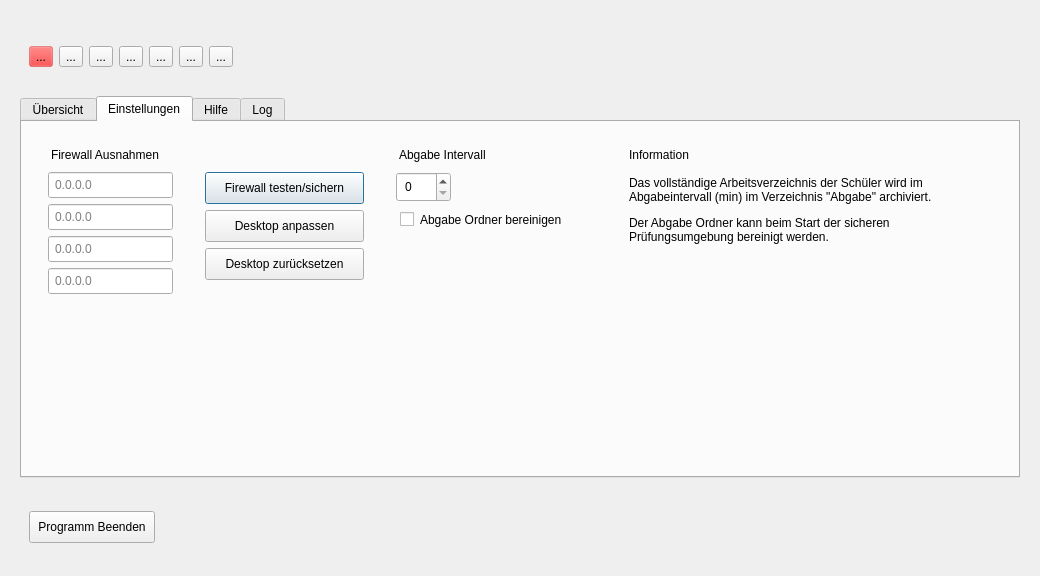
Old version of the form server/server.ui in the repository valueerrorx/life-exam.
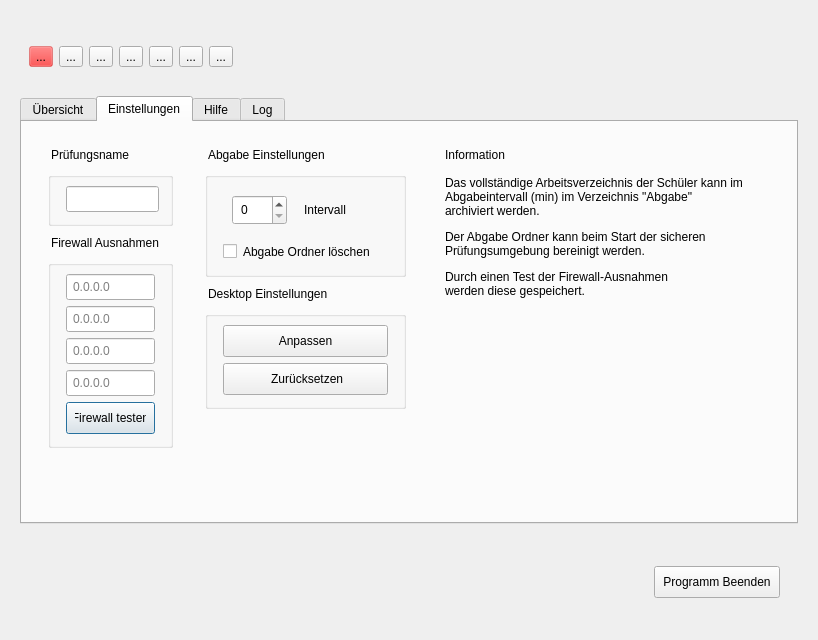
New version of the form. The open tabs and pages were chosen to show the change. Icons and pictures are not drawn.

Commit message: added option to change exam-name

```diff
--- a/server/server.ui
+++ b/server/server.ui
@@ -7,8 +7,8 @@
    <rect>
     <x>0</x>
     <y>0</y>
-    <width>1040</width>
-    <height>576</height>
+    <width>818</width>
+    <height>640</height>
    </rect>
   </property>
   <property name="sizePolicy">
@@ -487,6 +487,32 @@
              </size>
             </property>
             <layout class="QVBoxLayout" name="verticalLayout_4">
+             <item>
+              <widget class="QLabel" name="label_4">
+               <property name="styleSheet">
+                <string notr="true">margin:0px;</string>
+               </property>
+               <property name="text">
+                <string>Prüfungsname</string>
+               </property>
+              </widget>
+             </item>
+             <item>
+              <widget class="QGroupBox" name="groupBox_2">
+               <property name="title">
+                <string/>
+               </property>
+               <layout class="QHBoxLayout" name="horizontalLayout_10">
+                <item>
+                 <widget class="QLineEdit" name="examlabeledit">
+                  <property name="styleSheet">
+                   <string notr="true">margin-right:0px;</string>
+                  </property>
+                 </widget>
+                </item>
+               </layout>
+              </widget>
+             </item>
              <item>
               <widget class="QLabel" name="firewalllabel">
                <property name="styleSheet">
@@ -504,6 +530,12 @@
               </widget>
              </item>
              <item>
+              <widget class="QGroupBox" name="groupBox">
+               <property name="title">
+                <string/>
+               </property>
+               <layout class="QVBoxLayout" name="verticalLayout_17">
+                <item>
               <widget class="QLineEdit" name="firewall1">
                <property name="placeholderText">
                 <string>0.0.0.0</string>
@@ -532,6 +564,19 @@
               </widget>
              </item>
              <item>
+                 <widget class="QPushButton" name="testfirewall">
+                  <property name="styleSheet">
+                   <string notr="true">padding:8px</string>
+                  </property>
+                  <property name="text">
+                   <string>Firewall testen</string>
+                  </property>
+                 </widget>
+                </item>
+               </layout>
+              </widget>
+             </item>
+             <item>
               <spacer name="verticalSpacer_4">
                <property name="orientation">
                 <enum>Qt::Vertical</enum>
@@ -551,104 +596,36 @@
            <widget class="QWidget" name="widget_4" native="true">
             <property name="minimumSize">
              <size>
-              <width>185</width>
+              <width>227</width>
               <height>0</height>
              </size>
             </property>
             <property name="maximumSize">
              <size>
-              <width>185</width>
+              <width>180</width>
               <height>16777215</height>
              </size>
             </property>
             <layout class="QVBoxLayout" name="verticalLayout_7">
              <item>
-              <widget class="QLabel" name="transparentlabel">
-               <property name="text">
-                <string/>
-               </property>
-              </widget>
-             </item>
-             <item>
-              <widget class="QPushButton" name="testfirewall">
-               <property name="styleSheet">
-                <string notr="true">padding:8px</string>
-               </property>
-               <property name="text">
-                <string>Firewall testen/sichern</string>
-               </property>
-              </widget>
-             </item>
-             <item>
-              <widget class="QPushButton" name="startconfig">
-               <property name="sizePolicy">
-                <sizepolicy hsizetype="Preferred" vsizetype="Preferred">
-                 <horstretch>0</horstretch>
-                 <verstretch>0</verstretch>
-                </sizepolicy>
-               </property>
-               <property name="toolTip">
-                <string>Den Prüfungsdesktop im entsperrten Zustand laden&lt;br&gt; um Anpassungen vorzunehmen.</string>
-               </property>
-               <property name="layoutDirection">
-                <enum>Qt::RightToLeft</enum>
-               </property>
-               <property name="styleSheet">
-                <string notr="true">padding: 8px;</string>
-               </property>
-               <property name="text">
-                <string>Desktop anpassen</string>
-               </property>
-              </widget>
-             </item>
-             <item>
-              <widget class="QPushButton" name="loaddefaults">
-               <property name="toolTip">
-                <string>Standard Einstellungen für den Prüfungsdesktop wiederherstellen </string>
-               </property>
-               <property name="styleSheet">
-                <string notr="true">padding: 8px;</string>
-               </property>
-               <property name="text">
-                <string>Desktop zurücksetzen</string>
-               </property>
-              </widget>
-             </item>
-             <item>
-              <spacer name="verticalSpacer_3">
-               <property name="orientation">
-                <enum>Qt::Vertical</enum>
-               </property>
-               <property name="sizeHint" stdset="0">
-                <size>
-                 <width>20</width>
-                 <height>40</height>
-                </size>
-               </property>
-              </spacer>
-             </item>
-            </layout>
-           </widget>
-          </item>
-          <item>
-           <widget class="QWidget" name="widget_8" native="true">
-            <property name="maximumSize">
-             <size>
-              <width>220</width>
-              <height>16777215</height>
-             </size>
-            </property>
-            <layout class="QVBoxLayout" name="verticalLayout_10">
-             <item>
               <widget class="QLabel" name="abgabelabel">
                <property name="styleSheet">
                 <string notr="true">margin:0px;</string>
                </property>
                <property name="text">
-                <string>Abgabe Intervall</string>
+                <string>Abgabe Einstellungen</string>
                </property>
               </widget>
              </item>
+             <item>
+              <widget class="QGroupBox" name="groupBox_4">
+               <property name="title">
+                <string/>
+               </property>
+               <layout class="QVBoxLayout" name="verticalLayout_20">
+                <item>
+                 <widget class="QWidget" name="widget_20" native="true">
+                  <layout class="QHBoxLayout" name="horizontalLayout_11">
              <item>
               <widget class="QSpinBox" name="aintervall">
                <property name="sizePolicy">
@@ -672,24 +649,97 @@
               </widget>
              </item>
              <item>
+                    <widget class="QLabel" name="label_6">
+                     <property name="styleSheet">
+                      <string notr="true">margin:0px;</string>
+                     </property>
+                     <property name="text">
+                      <string>Intervall</string>
+                     </property>
+                    </widget>
+                   </item>
+                  </layout>
+                 </widget>
+                </item>
+                <item>
               <widget class="QCheckBox" name="cleanabgabe">
+                  <property name="styleSheet">
+                   <string notr="true">margin:0px;</string>
+                  </property>
                <property name="text">
-                <string>Abgabe Ordner bereinigen</string>
+                   <string>Abgabe Ordner löschen</string>
                </property>
                <property name="checked">
                 <bool>false</bool>
                </property>
               </widget>
              </item>
+               </layout>
+              </widget>
+             </item>
              <item>
-              <spacer name="verticalSpacer">
+              <widget class="QLabel" name="label_5">
+               <property name="styleSheet">
+                <string notr="true">margin:0px;</string>
+               </property>
+               <property name="text">
+                <string>Desktop Einstellungen</string>
+               </property>
+              </widget>
+             </item>
+             <item>
+              <widget class="QGroupBox" name="groupBox_3">
+               <property name="title">
+                <string/>
+               </property>
+               <layout class="QVBoxLayout" name="verticalLayout_19">
+                <item>
+                 <widget class="QPushButton" name="startconfig">
+                  <property name="sizePolicy">
+                   <sizepolicy hsizetype="Preferred" vsizetype="Preferred">
+                    <horstretch>0</horstretch>
+                    <verstretch>0</verstretch>
+                   </sizepolicy>
+                  </property>
+                  <property name="toolTip">
+                   <string>Den Prüfungsdesktop im entsperrten Zustand laden&lt;br&gt; um Anpassungen vorzunehmen.</string>
+                  </property>
+                  <property name="layoutDirection">
+                   <enum>Qt::RightToLeft</enum>
+                  </property>
+                  <property name="styleSheet">
+                   <string notr="true">padding: 8px;</string>
+                  </property>
+                  <property name="text">
+                   <string>Anpassen</string>
+                  </property>
+                 </widget>
+                </item>
+                <item>
+                 <widget class="QPushButton" name="loaddefaults">
+                  <property name="toolTip">
+                   <string>Standard Einstellungen für den Prüfungsdesktop wiederherstellen </string>
+                  </property>
+                  <property name="styleSheet">
+                   <string notr="true">padding: 8px;</string>
+                  </property>
+                  <property name="text">
+                   <string> Zurücksetzen</string>
+                  </property>
+                 </widget>
+                </item>
+               </layout>
+              </widget>
+             </item>
+             <item>
+              <spacer name="verticalSpacer_3">
                <property name="orientation">
                 <enum>Qt::Vertical</enum>
                </property>
                <property name="sizeHint" stdset="0">
                 <size>
                  <width>20</width>
-                 <height>194</height>
+                 <height>40</height>
                 </size>
                </property>
               </spacer>
@@ -716,7 +766,7 @@
              <item>
               <widget class="QLabel" name="label">
                <property name="text">
-                <string>&lt;html&gt;&lt;head/&gt;&lt;body&gt;&lt;p&gt;Das vollständige Arbeitsverzeichnis der Schüler wird im &lt;br/&gt;Abgabeintervall (min) im Verzeichnis &amp;quot;Abgabe&amp;quot; archiviert.&lt;/p&gt;&lt;p&gt;Der Abgabe Ordner kann beim Start der sicheren&lt;br/&gt;Prüfungsumgebung bereinigt werden.&lt;/p&gt;&lt;/body&gt;&lt;/html&gt;</string>
+                <string>&lt;html&gt;&lt;head/&gt;&lt;body&gt;&lt;p&gt;Das vollständige Arbeitsverzeichnis der Schüler kann im &lt;br/&gt;Abgabeintervall (min) im Verzeichnis &amp;quot;Abgabe&amp;quot;&lt;br/&gt;archiviert werden.&lt;/p&gt;&lt;p&gt;Der Abgabe Ordner kann beim Start der sicheren&lt;br/&gt;Prüfungsumgebung bereinigt werden.&lt;/p&gt;&lt;p&gt;Durch einen Test der Firewall-Ausnahmen &lt;br/&gt;werden diese gespeichert.&lt;/p&gt;&lt;p&gt;&lt;br/&gt;&lt;/p&gt;&lt;/body&gt;&lt;/html&gt;</string>
                </property>
               </widget>
              </item>
@@ -910,6 +960,35 @@
         </property>
         <layout class="QHBoxLayout" name="horizontalLayout_5">
          <item>
+          <widget class="QWidget" name="widget_14" native="true">
+           <layout class="QHBoxLayout" name="horizontalLayout_6">
+            <item>
+             <widget class="QLabel" name="working">
+              <property name="text">
+               <string/>
+              </property>
+              <property name="pixmap">
+               <pixmap>../pixmaps/working.gif</pixmap>
+              </property>
+              <property name="alignment">
+               <set>Qt::AlignRight|Qt::AlignTrailing|Qt::AlignVCenter</set>
+              </property>
+             </widget>
+            </item>
+            <item>
+             <spacer name="horizontalSpacer_2">
+              <property name="orientation">
+               <enum>Qt::Horizontal</enum>
+              </property>
+              <property name="sizeHint" stdset="0">
+               <size>
+                <width>40</width>
+                <height>20</height>
+               </size>
+              </property>
+             </spacer>
+            </item>
+            <item>
           <widget class="QPushButton" name="exit">
            <property name="sizePolicy">
             <sizepolicy hsizetype="Fixed" vsizetype="Fixed">
@@ -938,22 +1017,6 @@
            </property>
           </widget>
          </item>
-         <item>
-          <widget class="QWidget" name="widget_14" native="true">
-           <layout class="QHBoxLayout" name="horizontalLayout_6">
-            <item>
-             <widget class="QLabel" name="working">
-              <property name="text">
-               <string/>
-              </property>
-              <property name="pixmap">
-               <pixmap>../pixmaps/working.gif</pixmap>
-              </property>
-              <property name="alignment">
-               <set>Qt::AlignRight|Qt::AlignTrailing|Qt::AlignVCenter</set>
-              </property>
-             </widget>
-            </item>
            </layout>
           </widget>
          </item>
```
Left out of the diff: 9 changed lines with no effect on the pictures. Lines whose indentation alone changed are shown as unchanged. The commit also changes 2 other files.
